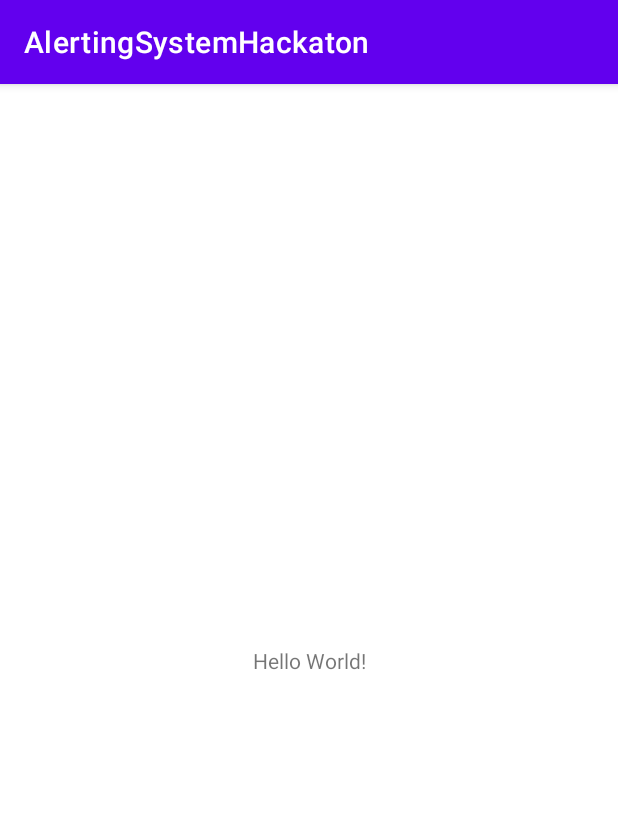
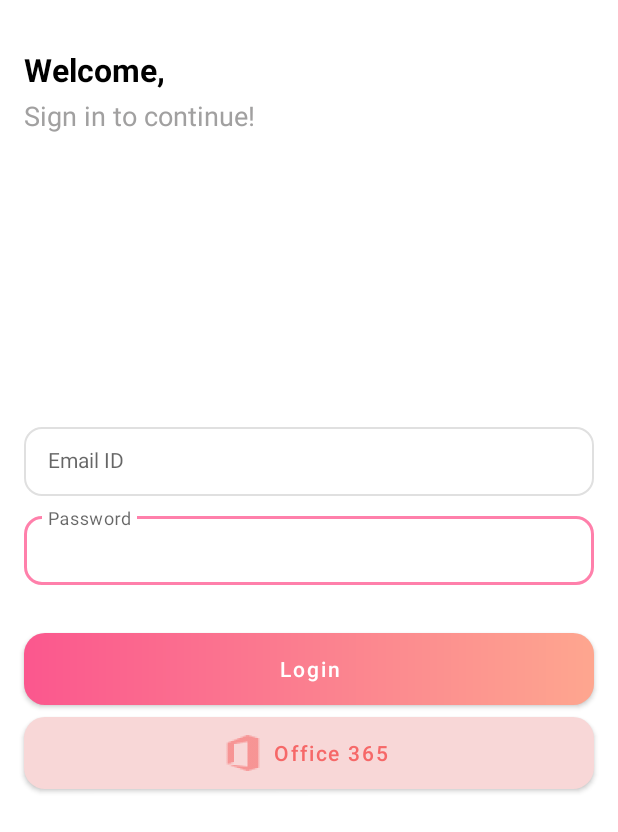
Before and after one commit to suryasinghvijay/AlertingSystemHackaton, an Android app: the screen it shows after launch (MainActivity before the commit, LoginActivity after it), on a phone screen of 412 x 824 dp. Shown: the top 832 px of the screen. Run offline under Robolectric (Android 15) with nearby library versions, the phone set to English and light mode, and no system bars; libraries missing offline, so code that uses them is left out: com.gdn.tms.

Commit message:
login screen

```diff
--- a/app/src/main/AndroidManifest.xml
+++ b/app/src/main/AndroidManifest.xml
@@ -11,6 +11,9 @@
         android:theme="@style/Theme.AlertingSystemHackaton">
         <activity
             android:name=".MainActivity"
+            android:exported="false" />
+        <activity
+            android:name=".LoginActivity"
             android:exported="true">
             <intent-filter>
                 <action android:name="android.intent.action.MAIN" />
--- /dev/null
+++ b/app/src/main/java/com/gdn/tms/android/alertingsystemhackaton/LoginActivity.kt
@@ -0,0 +1,24 @@
+package com.gdn.tms.android.alertingsystemhackaton
+
+import android.content.Intent
+import androidx.appcompat.app.AppCompatActivity
+import android.os.Bundle
+import android.widget.Toast
+import kotlinx.android.synthetic.main.activity_login.btn_login
+import kotlinx.android.synthetic.main.activity_login.et_email
+import kotlinx.android.synthetic.main.activity_login.et_password
+
+class LoginActivity : AppCompatActivity() {
+  override fun onCreate(savedInstanceState: Bundle?) {
+    super.onCreate(savedInstanceState)
+    setContentView(R.layout.activity_login)
+
+    btn_login.setOnClickListener {
+      if (et_email.text.isNullOrEmpty() || et_password.text.isNullOrEmpty()){
+        Toast.makeText(this, "Please enter the credentials", Toast.LENGTH_SHORT).show()
+      }else{
+        startActivity(Intent(this, MainActivity::class.java))
+      }
+    }
+  }
+}
--- /dev/null
+++ b/app/src/main/res/color/input_layout_border_selector.xml
@@ -0,0 +1,7 @@
+<?xml version="1.0" encoding="utf-8"?>
+<selector xmlns:android="http://schemas.android.com/apk/res/android">
+    <item android:color="@color/colorPrimary" android:state_focused="true"/>
+    <item android:color="@color/colorGrayLight_E0E0E0" android:state_hovered="true"/>
+    <item android:color="@color/colorGrayLight_E0E0E0" android:state_enabled="false"/>
+    <item android:color="@color/colorGrayLight_E0E0E0"/>
+</selector>
--- /dev/null
+++ b/app/src/main/res/drawable/border_orange.xml
@@ -0,0 +1,11 @@
+<?xml version="1.0" encoding="utf-8"?>
+<layer-list xmlns:android="http://schemas.android.com/apk/res/android">
+
+    <item>
+        <shape android:shape="rectangle">
+            <solid android:color="#F8D7D7" />
+            <corners android:radius="14dp" />
+        </shape>
+    </item>
+
+</layer-list>
--- /dev/null
+++ b/app/src/main/res/drawable/button_background.xml
@@ -0,0 +1,14 @@
+<?xml version="1.0" encoding="UTF-8"?>
+<shape xmlns:android="http://schemas.android.com/apk/res/android" android:shape="rectangle" >
+
+    <gradient
+        android:angle="0"
+        android:centerColor="#fb7f8f"
+        android:endColor="#fea68f"
+        android:startColor="#fb578e"
+        android:type="linear" />
+
+    <corners
+        android:radius="14dp"/>
+
+</shape>
--- /dev/null
+++ b/app/src/main/res/drawable/ic_outlook.xml
@@ -0,0 +1,18 @@
+<vector xmlns:android="http://schemas.android.com/apk/res/android"
+    android:width="32dp"
+    android:height="32dp"
+    android:viewportWidth="48"
+    android:viewportHeight="48">
+  <path
+      android:pathData="M21,31c0,1.104 0.896,2 2,2h17c1.104,0 2,-0.896 2,-2V16c0,-1.104 -0.896,-2 -2,-2H23c-1.104,0 -2,0.896 -2,2V31z"
+      android:fillColor="#03A9F4"/>
+  <path
+      android:pathData="M42,16.975V16c0,-0.428 -0.137,-0.823 -0.367,-1.148l-11.264,6.932l-7.542,-4.656L22.125,19l8.459,5L42,16.975z"
+      android:fillColor="#B3E5FC"/>
+  <path
+      android:pathData="M27,41.46L6,37.46 6,9.46 27,5.46z"
+      android:fillColor="#0277BD"/>
+  <path
+      android:pathData="M21.216,18.311c-1.098,-1.275 -2.546,-1.913 -4.328,-1.913c-1.892,0 -3.408,0.669 -4.554,2.003c-1.144,1.337 -1.719,3.088 -1.719,5.246c0,2.045 0.564,3.714 1.69,4.986c1.126,1.273 2.592,1.91 4.378,1.91c1.84,0 3.331,-0.652 4.474,-1.975c1.143,-1.313 1.712,-3.043 1.712,-5.199C22.869,21.281 22.318,19.595 21.216,18.311zM19.049,26.735c-0.568,0.769 -1.339,1.152 -2.313,1.152c-0.939,0 -1.699,-0.394 -2.285,-1.187c-0.581,-0.785 -0.87,-1.861 -0.87,-3.211c0,-1.336 0.289,-2.414 0.87,-3.225c0.586,-0.81 1.368,-1.211 2.355,-1.211c0.962,0 1.718,0.393 2.267,1.178c0.555,0.795 0.833,1.895 0.833,3.31C19.907,24.906 19.618,25.968 19.049,26.735z"
+      android:fillColor="#FFF"/>
+</vector>
--- /dev/null
+++ b/app/src/main/res/layout/activity_login.xml
@@ -0,0 +1,112 @@
+<?xml version="1.0" encoding="utf-8"?>
+<androidx.constraintlayout.widget.ConstraintLayout xmlns:android="http://schemas.android.com/apk/res/android"
+    xmlns:app="http://schemas.android.com/apk/res-auto"
+    xmlns:tools="http://schemas.android.com/tools"
+    android:layout_width="match_parent"
+    android:layout_height="match_parent"
+    tools:context=".LoginActivity">
+
+    <TextView
+        android:id="@+id/welcome"
+        android:layout_width="wrap_content"
+        android:layout_height="wrap_content"
+        android:layout_marginStart="16dp"
+        android:layout_marginTop="32dp"
+        android:text="Welcome,"
+        android:textColor="@color/black"
+        android:textSize="21sp"
+        android:textStyle="bold"
+        app:layout_constraintStart_toStartOf="parent"
+        app:layout_constraintTop_toTopOf="parent" />
+
+    <TextView
+        android:id="@+id/welcome_desc"
+        android:layout_width="wrap_content"
+        android:layout_height="wrap_content"
+        android:layout_marginStart="16dp"
+        android:layout_marginTop="4dp"
+        android:text="Sign in to continue!"
+        android:textColor="@color/grey"
+        android:textSize="18sp"
+        app:layout_constraintStart_toStartOf="parent"
+        app:layout_constraintTop_toBottomOf="@id/welcome" />
+
+    <androidx.constraintlayout.widget.Guideline
+        android:id="@+id/guideline2"
+        android:layout_width="wrap_content"
+        android:layout_height="wrap_content"
+        android:orientation="horizontal"
+        app:layout_constraintGuide_percent="0.3" />
+
+    <com.google.android.material.textfield.TextInputLayout
+        android:id="@+id/et_password_lbl"
+        style="@style/TextInputLayout.CustomInputLayout"
+        android:layout_marginHorizontal="16dp"
+        android:layout_marginTop="8dp"
+        android:hint="Password"
+        app:layout_constraintEnd_toEndOf="parent"
+        app:layout_constraintStart_toStartOf="parent"
+        app:layout_constraintTop_toBottomOf="@id/et_email_lbl">
+
+        <com.google.android.material.textfield.TextInputEditText
+            android:id="@+id/et_password"
+            android:inputType="textPassword"
+            android:textSize="14sp"
+            style="@style/TextInputEditText.CustomInputLayout" />
+    </com.google.android.material.textfield.TextInputLayout>
+
+    <com.google.android.material.textfield.TextInputLayout
+        android:id="@+id/et_email_lbl"
+        style="@style/TextInputLayout.CustomInputLayout"
+        android:layout_marginHorizontal="16dp"
+        android:layout_marginTop="32dp"
+        android:hint="Email ID"
+        app:layout_constraintEnd_toEndOf="parent"
+        app:layout_constraintStart_toStartOf="parent"
+        app:layout_constraintTop_toBottomOf="@id/guideline2">
+
+        <com.google.android.material.textfield.TextInputEditText
+            android:id="@+id/et_email"
+            android:textSize="14sp"
+            style="@style/TextInputEditText.CustomInputLayout" />
+    </com.google.android.material.textfield.TextInputLayout>
+
+    <com.google.android.material.button.MaterialButton
+        app:backgroundTint="@null"
+        android:textAllCaps="false"
+        android:background="@drawable/button_background"
+        android:id="@+id/btn_login"
+        android:layout_width="0dp"
+        android:layout_height="wrap_content"
+        android:layout_marginEnd="16dp"
+        android:layout_marginStart="16dp"
+        android:layout_marginTop="32dp"
+        android:gravity="center"
+        android:textColor="@color/white"
+        android:text="Login"
+        app:layout_constraintEnd_toEndOf="parent"
+        app:layout_constraintStart_toStartOf="parent"
+        app:layout_constraintTop_toBottomOf="@+id/et_password_lbl" />
+
+    <com.google.android.material.button.MaterialButton
+        android:background="@drawable/border_orange"
+        app:backgroundTint="@null"
+        style="@style/Widget.MaterialComponents.Button.Icon"
+        android:id="@+id/btn_office_login"
+        android:layout_width="0dp"
+        app:icon="@drawable/ic_office"
+        app:iconTint="#F66868"
+        app:iconGravity="textStart"
+        android:layout_height="wrap_content"
+        android:layout_marginEnd="16dp"
+        android:layout_marginStart="16dp"
+        android:layout_marginTop="8dp"
+        android:gravity="center"
+        android:textColor="#F66868"
+        android:textAllCaps="false"
+        android:text="Office 365"
+        app:layout_constraintEnd_toEndOf="parent"
+        app:layout_constraintStart_toStartOf="parent"
+        app:layout_constraintTop_toBottomOf="@+id/btn_login" />
+
+</androidx.constraintlayout.widget.ConstraintLayout>
--- a/app/src/main/res/values/colors.xml
+++ b/app/src/main/res/values/colors.xml
@@ -6,5 +6,12 @@
     <color name="teal_200">#FF03DAC5</color>
     <color name="teal_700">#FF018786</color>
     <color name="black">#FF000000</color>
+    <color name="grey">#A1A0A0</color>
     <color name="white">#FFFFFFFF</color>
+    <color name="colorPrimary">#FF80AB</color>
+    <color name="colorPrimaryVariant">#FF8A80</color>
+    <color name="colorGrayLight_E0E0E0">#E0E0E0</color>
+    <color name="colorGrayDark_99000000">#99000000</color>
+
+
 </resources>
--- a/app/src/main/res/values/themes.xml
+++ b/app/src/main/res/values/themes.xml
@@ -1,9 +1,9 @@
 <resources xmlns:tools="http://schemas.android.com/tools">
     <!-- Base application theme. -->
-    <style name="Theme.AlertingSystemHackaton" parent="Theme.MaterialComponents.DayNight.DarkActionBar">
+    <style name="Theme.AlertingSystemHackaton" parent="Theme.MaterialComponents.Light.NoActionBar">
         <!-- Primary brand color. -->
-        <item name="colorPrimary">@color/purple_500</item>
-        <item name="colorPrimaryVariant">@color/purple_700</item>
+        <item name="colorPrimary">#FF8A80</item>
+        <item name="colorPrimaryVariant">#FF8A80</item>
         <item name="colorOnPrimary">@color/white</item>
         <!-- Secondary brand color. -->
         <item name="colorSecondary">@color/teal_200</item>
@@ -13,4 +13,25 @@
         <item name="android:statusBarColor" tools:targetApi="l">?attr/colorPrimaryVariant</item>
         <!-- Customize your theme here. -->
     </style>
+
+    <style name="TextInputLayout.CustomInputLayout" parent="Widget.MaterialComponents.TextInputLayout.OutlinedBox.Dense">
+        <item name="android:layout_width">0dp</item>
+        <item name="android:layout_height">wrap_content</item>
+        <item name="errorEnabled">false</item>
+        <item name="errorIconDrawable">@null</item>
+        <item name="boxStrokeColor">@color/input_layout_border_selector</item>
+        <item name="boxStrokeWidth">1dp</item>
+        <item name="boxCornerRadiusTopEnd">12dp</item>
+        <item name="boxCornerRadiusTopStart">12dp</item>
+        <item name="boxCornerRadiusBottomEnd">12dp</item>
+        <item name="boxCornerRadiusBottomStart">12dp</item>
+        <item name="hintTextColor">@color/colorGrayDark_99000000</item>
+    </style>
+
+    <style name="TextInputEditText.CustomInputLayout" parent="Widget.AppCompat.EditText">
+        <item name="android:layout_width">match_parent</item>
+        <item name="android:layout_height">match_parent</item>
+        <item name="android:textColorHint">@color/colorGrayDark_99000000</item>
+    </style>
+
 </resources>
--- a/build.gradle
+++ b/build.gradle
@@ -17,7 +17,7 @@ buildscript {
     }
     dependencies {
         classpath 'com.android.tools.build:gradle:4.2.1'
-        classpath "org.jetbrains.kotlin:kotlin-gradle-plugin:$kotlin_version"
+        classpath "org.jetbrains.kotlin:kotlin-gradle-plugin:1.6.0"
         classpath "org.sonarsource.scanner.gradle:sonarqube-gradle-plugin:$sonarqube_plugin_version"
         classpath "com.google.dagger:hilt-android-gradle-plugin:$hilt_version"
         def nav_version = "2.3.5"
```
Also changed, not shown: app/src/main/res/drawable-hdpi/ic_office.png (added), app/src/main/res/drawable-mdpi/ic_office.png (added), app/src/main/res/drawable-xhdpi/ic_office.png (added), app/src/main/res/drawable-xxhdpi/ic_office.png (added), app/src/main/res/drawable-xxxhdpi/ic_office.png (added).
